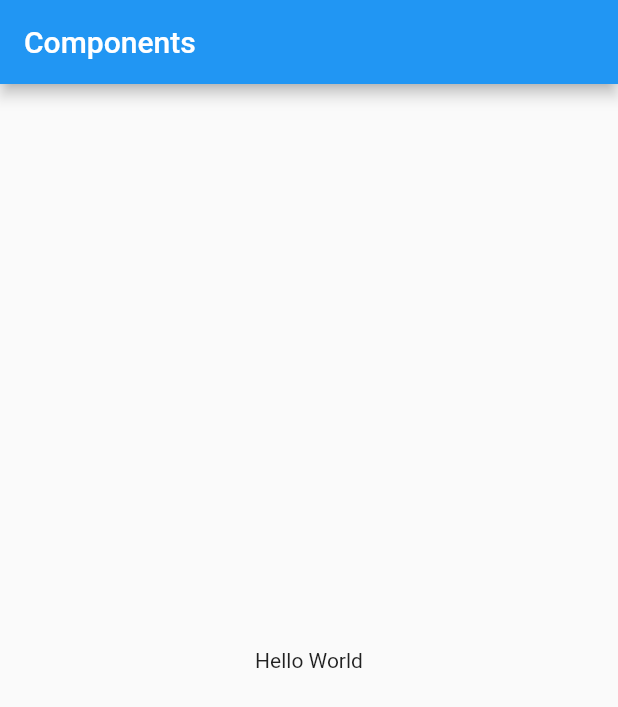
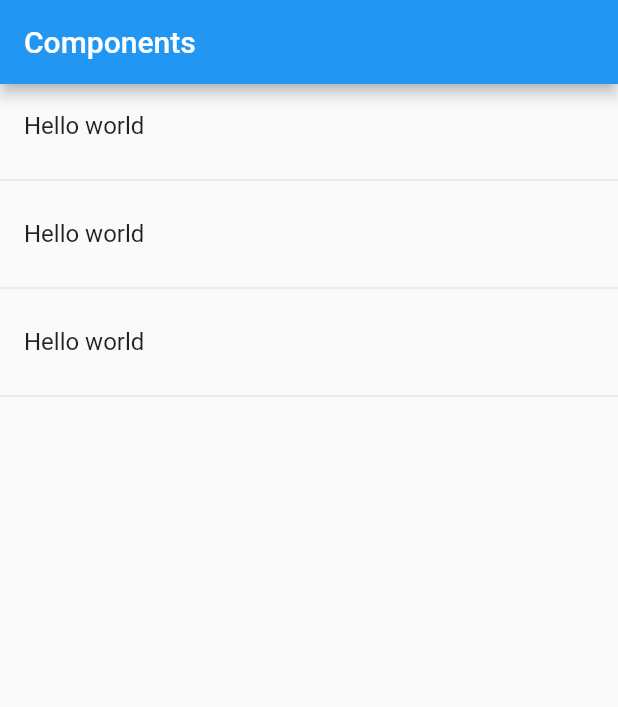
Before and after one commit to OHR7/flutter_components, a Flutter app: the screen it shows after launch, on a phone screen of 412 x 824 dp. Shown: the top 707 px of the screen. Run offline on Flutter 3.47's test engine with Material 2 defaults, Android fonts, the phone set to English and light mode, and no system bars.

Commit message:
- added initial components

```diff
--- a/lib/main.dart
+++ b/lib/main.dart
@@ -1,4 +1,6 @@
 import 'package:flutter/material.dart';
+import 'package:flutter_components/src/pages/home_page.dart';
+// import 'package:flutter_components/src/pages/home_temp.dart';
 
 void main() => runApp(MyApp());
 
@@ -8,16 +10,8 @@ class MyApp extends StatelessWidget {
     return MaterialApp(
       debugShowCheckedModeBanner: false,
       title: 'Components',
-      home: Scaffold(
-        appBar: AppBar(
-          title: Text('Components'),
-        ),
-        body: Center(
-          child: Container(
-            child: Text('Hello World'),
-          ),
-        ),
-      ),
+      // home:  HomePageTemp(),
+      home:  HomePage(),
     );
   }
 }
--- /dev/null
+++ b/lib/src/pages/home_page.dart
@@ -0,0 +1,45 @@
+import 'package:flutter/material.dart';
+import 'package:flutter_components/src/providers/menu_provider.dart';
+
+
+class HomePage extends StatelessWidget {
+  const HomePage({Key key}) : super(key: key);
+
+  @override
+  Widget build(BuildContext context) {
+    return Scaffold(
+      appBar: AppBar(
+        title: Text('Components'),
+      ),
+      body: _list(),
+    );
+  }
+
+  Widget _list() {
+
+    print(menuProvider.options);
+
+    return ListView(
+      children: _listItems(),
+    );
+  }
+
+  List<Widget>_listItems() {
+
+    return [
+      ListTile(
+        title: Text('Hello world'),
+      ),
+      Divider(),
+      ListTile(
+        title: Text('Hello world'),
+      ),
+      Divider(),
+      ListTile(
+        title: Text('Hello world'),
+      ),
+      Divider()
+    ];
+
+  }
+}
--- a/pubspec.yaml
+++ b/pubspec.yaml
@@ -41,8 +41,8 @@ flutter:
   uses-material-design: true
 
   # To add assets to your application, add an assets section, like this:
-  # assets:
-  #  - images/a_dot_burr.jpeg
+  assets:
+    - data/menu_opts.json
   #  - images/a_dot_ham.jpeg
 
   # An image asset can refer to one or more resolution-specific "variants", see
```
Also changed, not shown: data/menu_opts.json (added, +20 -0 lines), lib/src/pages/home_temp.dart (+58 -0 lines), lib/src/providers/menu_provider.dart (added, +25 -0 lines).
